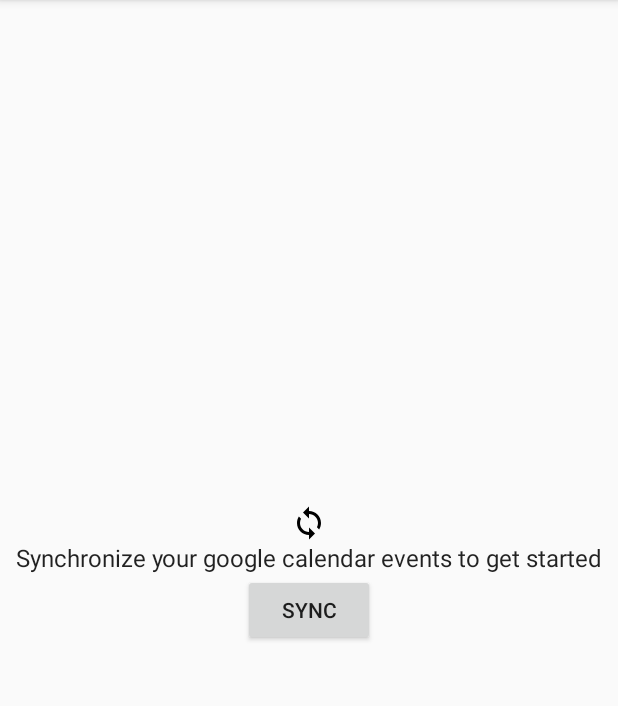
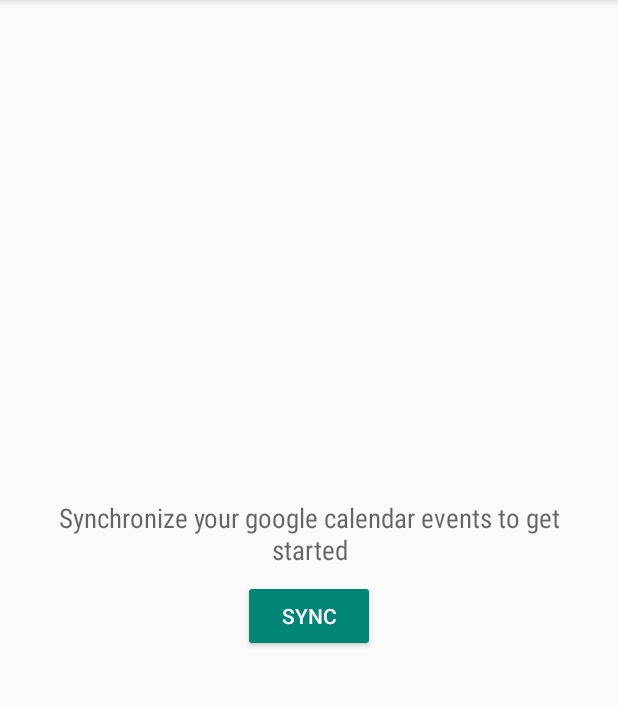
Before and after one commit to freddieptf/Shush, an Android app: the screen it shows after launch (EventsActivity), on a phone screen of 412 x 824 dp, the part 84-790 px from its top. Run offline under Robolectric (Android 15) with nearby library versions, the phone set to English and light mode, and no system bars; our stand-ins replace ButterKnife, RxJava; libraries missing offline, so code that uses them is left out: com.evernote.android; 1 statement that could not run was skipped.

Commit message:
more flat, more color

```diff
--- a/app/src/main/res/layout/fragment_events.xml
+++ b/app/src/main/res/layout/fragment_events.xml
@@ -1,6 +1,5 @@
 <?xml version="1.0" encoding="utf-8"?>
 <FrameLayout xmlns:android="http://schemas.android.com/apk/res/android"
-    xmlns:app="http://schemas.android.com/apk/res-auto"
     android:layout_width="match_parent"
     android:layout_height="match_parent"
     android:animateLayoutChanges="true">
@@ -16,31 +15,27 @@
         android:layout_width="match_parent"
         android:layout_height="wrap_content"
         android:layout_gravity="center"
-        android:orientation="vertical">
-
-        <ImageView
-            android:id="@+id/icon"
-            android:layout_width="wrap_content"
-            android:layout_height="wrap_content"
-            android:layout_gravity="center"
-            app:srcCompat="@drawable/ic_sync_black_24dp"/>
+        android:orientation="vertical"
+        android:padding="16dp">
 
         <TextView
             android:id="@+id/text"
             android:layout_width="match_parent"
             android:layout_height="wrap_content"
             android:gravity="center"
-            style="@style/TextAppearance.AppCompat.Subhead"
-            android:text="@string/sync_first_text"/>
+            style="@style/TextAppearance.AppCompat.Medium"
+            android:text="@string/sync_first_text"
+            android:fontFamily="sans-serif-condensed"
+            android:layout_marginBottom="8dp"/>
 
-        <Button
+        <TextView
             android:id="@+id/button_sync"
             android:layout_width="wrap_content"
             android:layout_height="wrap_content"
             android:layout_gravity="center"
-            android:padding="8dp"
             android:text="Sync"
-            />
+            style="@style/Widget.AppCompat.Button.Colored" />
+
     </LinearLayout>
 
 </FrameLayout>
--- a/app/src/main/res/layout/item_event.xml
+++ b/app/src/main/res/layout/item_event.xml
@@ -1,6 +1,8 @@
 <?xml version="1.0" encoding="utf-8"?>
 <android.support.v7.widget.CardView
     xmlns:android="http://schemas.android.com/apk/res/android"
+    xmlns:app="http://schemas.android.com/apk/res-auto"
+    app:cardCornerRadius="0dp"
     android:layout_height="wrap_content"
     android:layout_width="match_parent"
     android:layout_marginRight="8dp"
--- a/app/src/main/res/layout/item_event_section_header.xml
+++ b/app/src/main/res/layout/item_event_section_header.xml
@@ -19,7 +19,7 @@
         <ImageView
             android:layout_width="wrap_content"
             android:layout_height="wrap_content"
-            android:src="@drawable/ic_event_black_24dp"
+            android:src="@drawable/ic_event_white_24dp"
             android:layout_marginRight="16dp"/>
 
         <LinearLayout
--- a/app/src/main/res/values/colors.xml
+++ b/app/src/main/res/values/colors.xml
@@ -19,5 +19,11 @@
     <color name="c6">#0d47a1</color>
     <color name="c7">#283593</color>
 
+    <color name="header1">#607d8b</color>
+    <color name="header2">#ffb74d</color>
+    <color name="header3">#81c784</color>
+    <color name="header4">#4dd0e1</color>
+    <color name="header5">#7986cb</color>
+
 
 </resources>
```
Also changed, not shown: app/src/main/res/drawable/ic_event_white_24dp.xml (added, +9 -0 lines).
